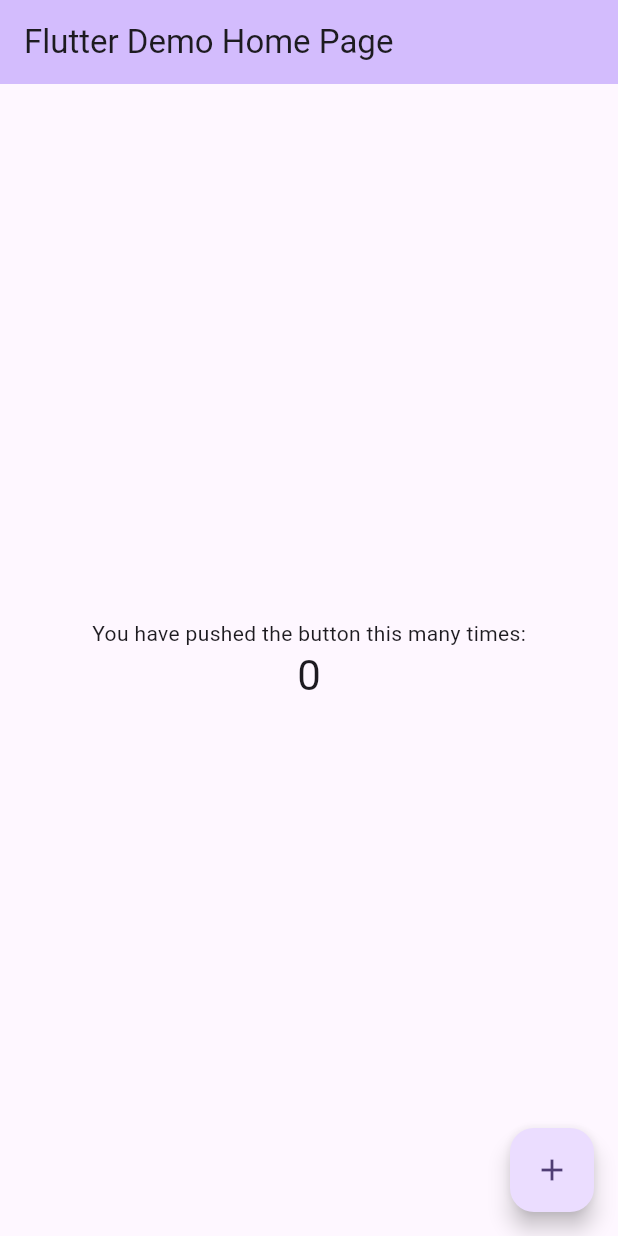
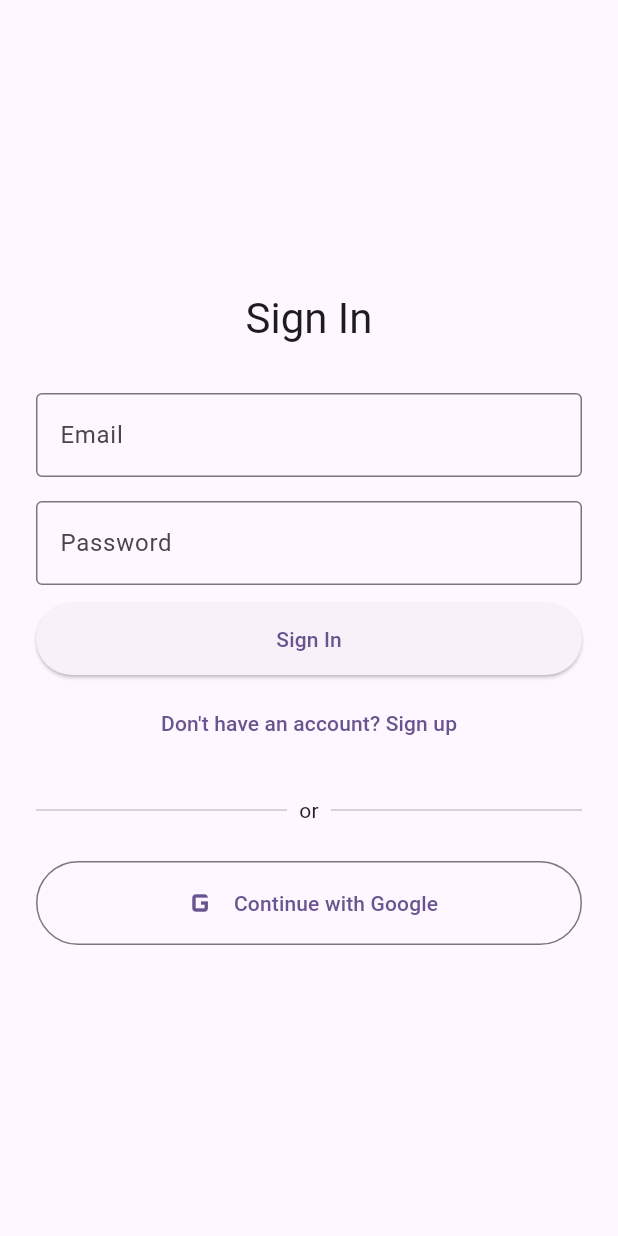
Before and after one commit to krishirai/King-of-Sleepers-, a Flutter app: the screen it shows after launch, on a phone screen of 412 x 824 dp. Run offline on Flutter 3.47's test engine with Material 3 defaults, Android fonts, the light colour scheme and no system bars; our stand-ins replace firebase_auth, firebase_core, google_sign_in; accounts and stored records are empty.

Commit message:
Add login screen (email/password + Google auth) and connect to main.dart

```diff
--- a/lib/main.dart
+++ b/lib/main.dart
@@ -1,6 +1,13 @@
 import 'package:flutter/material.dart';
+import 'package:firebase_core/firebase_core.dart';
+import 'firebase_options.dart';
+import 'screens/login_screen.dart';
 
-void main() {
+void main() async {
+  WidgetsFlutterBinding.ensureInitialized();
+  await Firebase.initializeApp(
+    options: DefaultFirebaseOptions.currentPlatform,
+  );
   runApp(const MyApp());
 }
 
@@ -11,112 +18,11 @@ class MyApp extends StatelessWidget {
   @override
   Widget build(BuildContext context) {
     return MaterialApp(
-      title: 'Flutter Demo',
+      title: 'King of Sleepers',
       theme: ThemeData(
-        // This is the theme of your application.
-        //
-        // TRY THIS: Try running your application with "flutter run". You'll see
-        // the application has a purple toolbar. Then, without quitting the app,
-        // try changing the seedColor in the colorScheme below to Colors.green
-        // and then invoke "hot reload" (save your changes or press the "hot
-        // reload" button in a Flutter-supported IDE, or press "r" if you used
-        // the command line to start the app).
-        //
-        // Notice that the counter didn't reset back to zero; the application
-        // state is not lost during the reload. To reset the state, use hot
-        // restart instead.
-        //
-        // This works for code too, not just values: Most code changes can be
-        // tested with just a hot reload.
-        colorScheme: .fromSeed(seedColor: Colors.deepPurple),
+        colorScheme: ColorScheme.fromSeed(seedColor: Colors.deepPurple),
       ),
-      home: const MyHomePage(title: 'Flutter Demo Home Page'),
+      home: const LoginScreen(),
     );
   }
 }
-
-class MyHomePage extends StatefulWidget {
-  const MyHomePage({super.key, required this.title});
-
-  // This widget is the home page of your application. It is stateful, meaning
-  // that it has a State object (defined below) that contains fields that affect
-  // how it looks.
-
-  // This class is the configuration for the state. It holds the values (in this
-  // case the title) provided by the parent (in this case the App widget) and
-  // used by the build method of the State. Fields in a Widget subclass are
-  // always marked "final".
-
-  final String title;
-
-  @override
-  State<MyHomePage> createState() => _MyHomePageState();
-}
-
-class _MyHomePageState extends State<MyHomePage> {
-  int _counter = 0;
-
-  void _incrementCounter() {
-    setState(() {
-      // This call to setState tells the Flutter framework that something has
-      // changed in this State, which causes it to rerun the build method below
-      // so that the display can reflect the updated values. If we changed
-      // _counter without calling setState(), then the build method would not be
-      // called again, and so nothing would appear to happen.
-      _counter++;
-    });
-  }
-
-  @override
-  Widget build(BuildContext context) {
-    // This method is rerun every time setState is called, for instance as done
-    // by the _incrementCounter method above.
-    //
-    // The Flutter framework has been optimized to make rerunning build methods
-    // fast, so that you can just rebuild anything that needs updating rather
-    // than having to individually change instances of widgets.
-    return Scaffold(
-      appBar: AppBar(
-        // TRY THIS: Try changing the color here to a specific color (to
-        // Colors.amber, perhaps?) and trigger a hot reload to see the AppBar
-        // change color while the other colors stay the same.
-        backgroundColor: Theme.of(context).colorScheme.inversePrimary,
-        // Here we take the value from the MyHomePage object that was created by
-        // the App.build method, and use it to set our appbar title.
-        title: Text(widget.title),
-      ),
-      body: Center(
-        // Center is a layout widget. It takes a single child and positions it
-        // in the middle of the parent.
-        child: Column(
-          // Column is also a layout widget. It takes a list of children and
-          // arranges them vertically. By default, it sizes itself to fit its
-          // children horizontally, and tries to be as tall as its parent.
-          //
-          // Column has various properties to control how it sizes itself and
-          // how it positions its children. Here we use mainAxisAlignment to
-          // center the children vertically; the main axis here is the vertical
-          // axis because Columns are vertical (the cross axis would be
-          // horizontal).
-          //
-          // TRY THIS: Invoke "debug painting" (choose the "Toggle Debug Paint"
-          // action in the IDE, or press "p" in the console), to see the
-          // wireframe for each widget.
-          mainAxisAlignment: .center,
-          children: [
-            const Text('You have pushed the button this many times:'),
-            Text(
-              '$_counter',
-              style: Theme.of(context).textTheme.headlineMedium,
-            ),
-          ],
-        ),
-      ),
-      floatingActionButton: FloatingActionButton(
-        onPressed: _incrementCounter,
-        tooltip: 'Increment',
-        child: const Icon(Icons.add),
-      ),
-    );
-  }
-}
--- /dev/null
+++ b/lib/screens/login_screen.dart
@@ -0,0 +1,302 @@
+import 'package:flutter/material.dart';
+import 'package:firebase_auth/firebase_auth.dart';
+import 'package:google_sign_in/google_sign_in.dart';
+
+class LoginScreen extends StatefulWidget {
+  const LoginScreen({super.key});
+
+  @override
+  State<LoginScreen> createState() => _LoginScreenState();
+}
+
+class _LoginScreenState extends State<LoginScreen> {
+  final FirebaseAuth _auth = FirebaseAuth.instance;
+  final _formKey = GlobalKey<FormState>();
+
+  final TextEditingController _emailController = TextEditingController();
+  final TextEditingController _passwordController = TextEditingController();
+
+  bool _isLogin = true; // true = login mode, false = register mode
+  bool _isLoading = false;
+  bool _googleInitialized = false;
+  String? _errorMessage;
+
+  @override
+  void initState() {
+    super.initState();
+    _initGoogleSignIn();
+  }
+
+  // google_sign_in v7+ requires calling initialize() once before use.
+  Future<void> _initGoogleSignIn() async {
+    await GoogleSignIn.instance.initialize();
+    _googleInitialized = true;
+  }
+
+  @override
+  void dispose() {
+    _emailController.dispose();
+    _passwordController.dispose();
+    super.dispose();
+  }
+
+  // ---------------------------------------------------------------
+  // EMAIL / PASSWORD
+  // ---------------------------------------------------------------
+  Future<void> _submitEmailPassword() async {
+    if (!_formKey.currentState!.validate()) return;
+
+    setState(() {
+      _isLoading = true;
+      _errorMessage = null;
+    });
+
+    try {
+      if (_isLogin) {
+        await _auth.signInWithEmailAndPassword(
+          email: _emailController.text.trim(),
+          password: _passwordController.text.trim(),
+        );
+      } else {
+        await _auth.createUserWithEmailAndPassword(
+          email: _emailController.text.trim(),
+          password: _passwordController.text.trim(),
+        );
+      }
+      // If successful, navigation is normally handled by a listener on
+      // authStateChanges() higher up (e.g. in main.dart), so nothing
+      // else is needed here.
+    } on FirebaseAuthException catch (e) {
+      setState(() {
+        _errorMessage = _mapAuthError(e.code);
+      });
+    } catch (e) {
+      setState(() {
+        _errorMessage = 'Something went wrong. Please try again.';
+      });
+    } finally {
+      if (mounted) {
+        setState(() {
+          _isLoading = false;
+        });
+      }
+    }
+  }
+
+  // ---------------------------------------------------------------
+  // GOOGLE SIGN-IN
+  // ---------------------------------------------------------------
+  Future<void> _signInWithGoogle() async {
+    setState(() {
+      _isLoading = true;
+      _errorMessage = null;
+    });
+
+    try {
+      // Make sure initialize() finished (it's called from initState, but
+      // guard here in case the button is tapped very quickly).
+      if (!_googleInitialized) {
+        await GoogleSignIn.instance.initialize();
+        _googleInitialized = true;
+      }
+
+      // v7 API: authenticate() replaces the old signIn(). It throws
+      // GoogleSignInException (instead of returning null) if the user
+      // cancels, so we catch that below.
+      final GoogleSignInAccount googleUser =
+          await GoogleSignIn.instance.authenticate();
+
+      // Authentication (identity) is now synchronous and separate from
+      // authorization (access tokens for APIs).
+      final GoogleSignInAuthentication googleAuth = googleUser.authentication;
+
+      // Firebase only needs the idToken to sign the user in.
+      final credential = GoogleAuthProvider.credential(
+        idToken: googleAuth.idToken,
+      );
+
+      await _auth.signInWithCredential(credential);
+    } on GoogleSignInException catch (e) {
+      // User closed the account picker / cancelled — not a real error.
+      if (e.code == GoogleSignInExceptionCode.canceled) {
+        setState(() => _isLoading = false);
+        return;
+      }
+      setState(() {
+        _errorMessage = 'Could not sign in with Google.';
+      });
+    } on FirebaseAuthException catch (e) {
+      setState(() {
+        _errorMessage = _mapAuthError(e.code);
+      });
+    } catch (e) {
+      setState(() {
+        _errorMessage = 'Could not sign in with Google.';
+      });
+    } finally {
+      if (mounted) {
+        setState(() {
+          _isLoading = false;
+        });
+      }
+    }
+  }
+
+  // ---------------------------------------------------------------
+  // HELPERS
+  // ---------------------------------------------------------------
+  String _mapAuthError(String code) {
+    switch (code) {
+      case 'user-not-found':
+        return 'No account found with that email.';
+      case 'wrong-password':
+        return 'Incorrect password.';
+      case 'email-already-in-use':
+        return 'An account already exists with that email.';
+      case 'invalid-email':
+        return 'That email address is not valid.';
+      case 'weak-password':
+        return 'Password must be at least 6 characters.';
+      default:
+        return 'Authentication error ($code).';
+    }
+  }
+
+  // ---------------------------------------------------------------
+  // UI
+  // ---------------------------------------------------------------
+  @override
+  Widget build(BuildContext context) {
+    return Scaffold(
+      body: SafeArea(
+        child: Center(
+          child: SingleChildScrollView(
+            padding: const EdgeInsets.symmetric(horizontal: 24),
+            child: Form(
+              key: _formKey,
+              child: Column(
+                mainAxisAlignment: MainAxisAlignment.center,
+                crossAxisAlignment: CrossAxisAlignment.stretch,
+                children: [
+                  Text(
+                    _isLogin ? 'Sign In' : 'Create Account',
+                    style: Theme.of(context).textTheme.headlineMedium,
+                    textAlign: TextAlign.center,
+                  ),
+                  const SizedBox(height: 32),
+
+                  // Email field
+                  TextFormField(
+                    controller: _emailController,
+                    keyboardType: TextInputType.emailAddress,
+                    decoration: const InputDecoration(
+                      labelText: 'Email',
+                      border: OutlineInputBorder(),
+                    ),
+                    validator: (value) {
+                      if (value == null || value.trim().isEmpty) {
+                        return 'Enter your email';
+                      }
+                      if (!value.contains('@')) {
+                        return 'Enter a valid email';
+                      }
+                      return null;
+                    },
+                  ),
+                  const SizedBox(height: 16),
+
+                  // Password field
+                  TextFormField(
+                    controller: _passwordController,
+                    obscureText: true,
+                    decoration: const InputDecoration(
+                      labelText: 'Password',
+                      border: OutlineInputBorder(),
+                    ),
+                    validator: (value) {
+                      if (value == null || value.isEmpty) {
+                        return 'Enter your password';
+                      }
+                      if (value.length < 6) {
+                        return 'Minimum 6 characters';
+                      }
+                      return null;
+                    },
+                  ),
+                  const SizedBox(height: 12),
+
+                  // Error message
+                  if (_errorMessage != null)
+                    Padding(
+                      padding: const EdgeInsets.only(bottom: 12),
+                      child: Text(
+                        _errorMessage!,
+                        style: const TextStyle(color: Colors.red),
+                        textAlign: TextAlign.center,
+                      ),
+                    ),
+
+                  // Submit button (login or register depending on mode)
+                  ElevatedButton(
+                    onPressed: _isLoading ? null : _submitEmailPassword,
+                    style: ElevatedButton.styleFrom(
+                      padding: const EdgeInsets.symmetric(vertical: 14),
+                    ),
+                    child: _isLoading
+                        ? const SizedBox(
+                            height: 20,
+                            width: 20,
+                            child: CircularProgressIndicator(strokeWidth: 2),
+                          )
+                        : Text(_isLogin ? 'Sign In' : 'Sign Up'),
+                  ),
+                  const SizedBox(height: 8),
+
+                  // Toggle between login/register
+                  TextButton(
+                    onPressed: _isLoading
+                        ? null
+                        : () {
+                            setState(() {
+                              _isLogin = !_isLogin;
+                              _errorMessage = null;
+                            });
+                          },
+                    child: Text(
+                      _isLogin
+                          ? "Don't have an account? Sign up"
+                          : 'Already have an account? Sign in',
+                    ),
+                  ),
+
+                  const SizedBox(height: 24),
+                  const Row(
+                    children: [
+                      Expanded(child: Divider()),
+                      Padding(
+                        padding: EdgeInsets.symmetric(horizontal: 8),
+                        child: Text('or'),
+                      ),
+                      Expanded(child: Divider()),
+                    ],
+                  ),
+                  const SizedBox(height: 24),
+
+                  // Google Sign-In button
+                  OutlinedButton.icon(
+                    onPressed: _isLoading ? null : _signInWithGoogle,
+                    icon: const Icon(Icons.g_mobiledata, size: 28),
+                    label: const Text('Continue with Google'),
+                    style: OutlinedButton.styleFrom(
+                      padding: const EdgeInsets.symmetric(vertical: 14),
+                    ),
+                  ),
+                ],
+              ),
+            ),
+          ),
+        ),
+      ),
+    );
+  }
+}
--- a/pubspec.yaml
+++ b/pubspec.yaml
@@ -35,6 +35,8 @@ dependencies:
   # Use with the CupertinoIcons class for iOS style icons.
   cupertino_icons: ^1.0.8
   firebase_core: ^4.14.0
+  firebase_auth: ^6.6.1
+  google_sign_in: ^7.2.0
 
 dev_dependencies:
   flutter_test:
```
Also changed, not shown: pubspec.lock, 3 other files.
